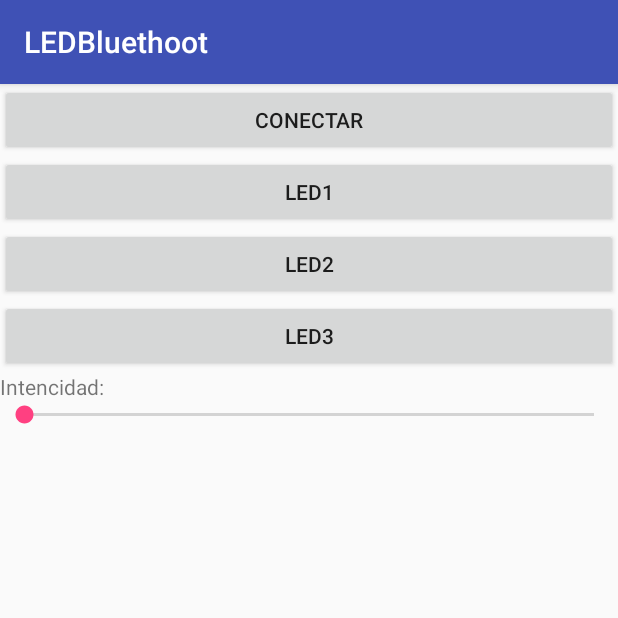
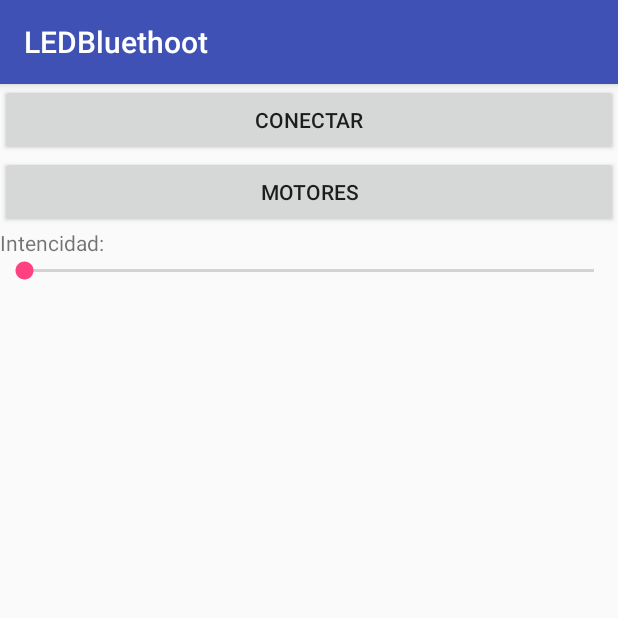
Before and after one commit to leonardoAlonso/appBluetooth, an Android app: the screen it shows after launch (MainActivity), on a phone screen of 412 x 824 dp, the top half of it. Run offline under Robolectric (Android 15) with nearby library versions, the phone set to English and light mode, and no system bars.

Commit message:
Se modifico el sketch de arduino para recibir datos analogicos para la variacion de la intencidad y se modifico la interfaz grafica de la aplicacion para que quede adaptada a motores con velocidad

```diff
--- a/LEDBluethoot/app/src/main/java/com/example/leonardo/ledbluethoot/MainActivity.java
+++ b/LEDBluethoot/app/src/main/java/com/example/leonardo/ledbluethoot/MainActivity.java
@@ -21,7 +21,7 @@ import java.util.UUID;
 
 public class MainActivity extends AppCompatActivity {
 
-    Button btnConect, btnLed1, btnLed2, btnLed3;
+    Button btnConect, btnLed1, btnLed2;
     SeekBar slider;
     TextView textoSlider;
     private static final int SOLICITA_ACTIVACION = 1;
@@ -46,8 +46,6 @@ public class MainActivity extends AppCompatActivity {
 
         btnConect = (Button)findViewById(R.id.Conect);
         btnLed1 = (Button)findViewById(R.id.btnLed1);
-        btnLed2 = (Button)findViewById(R.id.btnLed2);
-        btnLed3 = (Button)findViewById(R.id.btnLed3);
         slider = (SeekBar)findViewById(R.id.intencidad1);
         textoSlider = (TextView)findViewById(R.id.textView);
 
@@ -85,29 +83,7 @@ public class MainActivity extends AppCompatActivity {
             public void onClick(View v) {
                 if(conexion){
                     conecterThread.enviar("led1");
-                }else{
-                    Toast.makeText(getApplicationContext(), "Bluetooth no conectado", Toast.LENGTH_LONG).show();
-                }
-            }
-        });
-
-        /////////////////////////////////////////////////////////////
-        btnLed2.setOnClickListener(new View.OnClickListener() {
-            @Override
-            public void onClick(View v) {
-                if(conexion){
                     conecterThread.enviar("led2");
-                }else{
-                    Toast.makeText(getApplicationContext(), "Bluetooth no conectado", Toast.LENGTH_LONG).show();
-                }
-            }
-        });
-        ////////////////////////////////////////////////////////////
-        btnLed3.setOnClickListener(new View.OnClickListener() {
-            @Override
-            public void onClick(View v) {
-                if(conexion){
-                    conecterThread.enviar("led3");
                 }else{
                     Toast.makeText(getApplicationContext(), "Bluetooth no conectado", Toast.LENGTH_LONG).show();
                 }
@@ -119,7 +95,7 @@ public class MainActivity extends AppCompatActivity {
             public void onProgressChanged(SeekBar seekBar, int progress, boolean fromUser) {
                 if(conexion){
                     textoSlider.setText("Intencidad: " + progress);
-                    conecterThread.enviar((String)progress);
+                    conecterThread.enviar(String.valueOf(progress));
                 }else{
                     Toast.makeText(getApplicationContext(), "Bluetooth no conectado", Toast.LENGTH_LONG).show();
                 }
--- a/LEDBluethoot/app/src/main/res/layout/activity_main.xml
+++ b/LEDBluethoot/app/src/main/res/layout/activity_main.xml
@@ -13,23 +13,10 @@
         android:id="@+id/Conect" />
 
     <Button
-        android:text="Led1"
+        android:text="Motores"
         android:layout_width="match_parent"
         android:layout_height="wrap_content"
         android:id="@+id/btnLed1" />
-
-    <Button
-        android:text="Led2"
-        android:layout_width="match_parent"
-        android:layout_height="wrap_content"
-        android:id="@+id/btnLed2" />
-
-    <Button
-        android:text="Led3"
-        android:layout_width="match_parent"
-        android:layout_height="wrap_content"
-        android:id="@+id/btnLed3" />
-
     <TextView
         android:text="Intencidad: "
         android:layout_width="match_parent"
@@ -39,5 +26,6 @@
     <SeekBar
         android:layout_width="match_parent"
         android:layout_height="wrap_content"
+        android:max = "255"
         android:id="@+id/intencidad1" />
 </LinearLayout>
```
Also changed, not shown: 1 other file.
